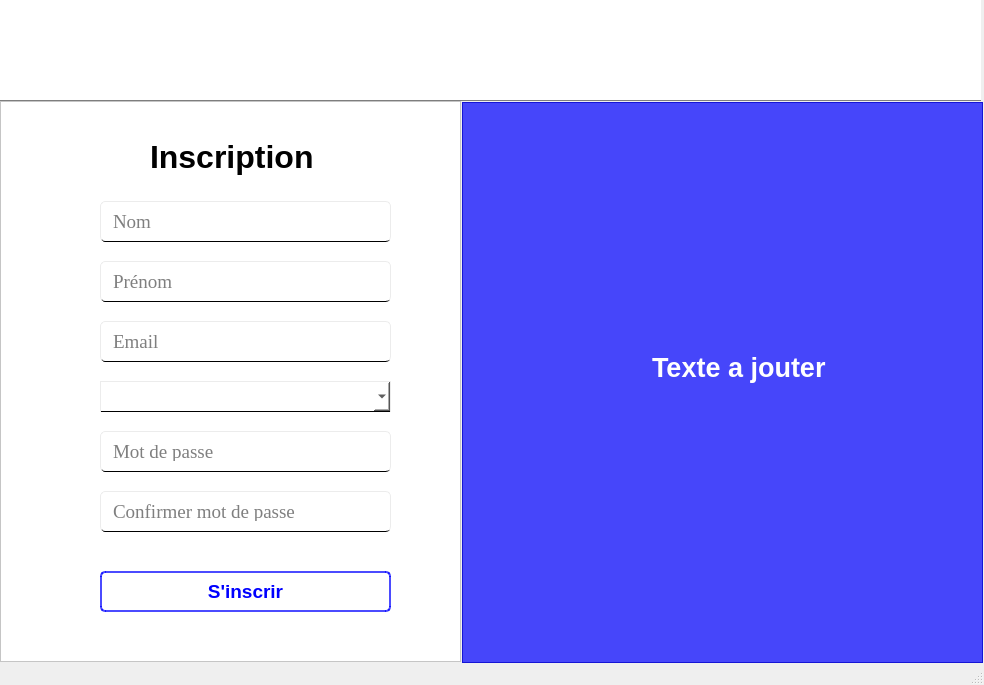
FranckyPopo/education, file UI/Etudiant/index.ui: the form before one commit.
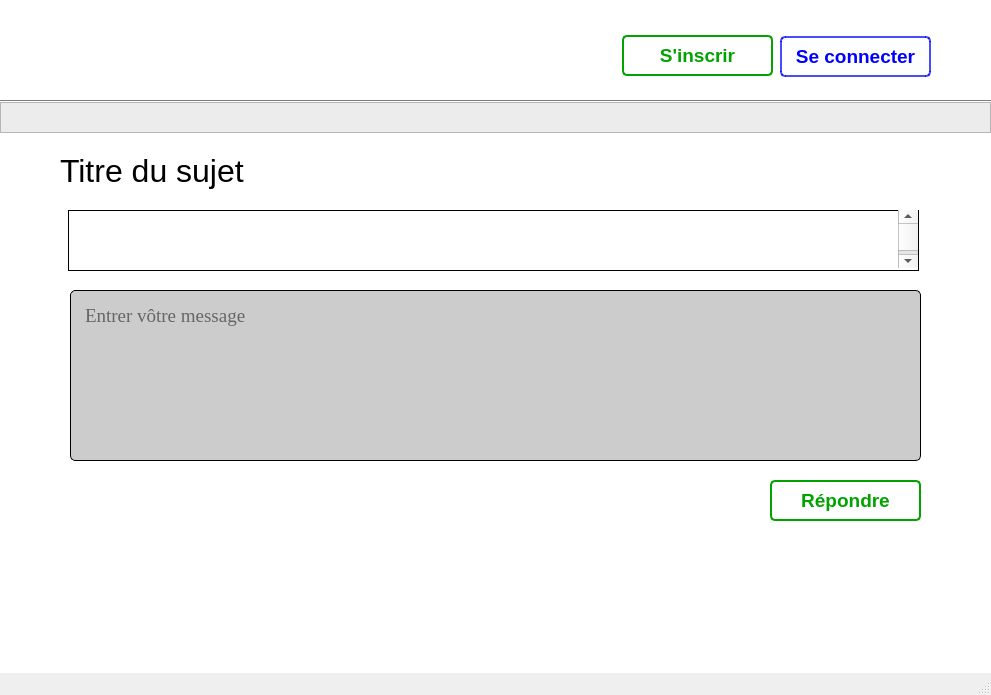
The form after the commit. The open tabs and pages were chosen to show the change. Icons and pictures are not drawn.

Diff of the .ui file:
```diff
--- a/UI/Etudiant/index.ui
+++ b/UI/Etudiant/index.ui
@@ -6,8 +6,8 @@
    <rect>
     <x>0</x>
     <y>0</y>
-    <width>984</width>
-    <height>685</height>
+    <width>991</width>
+    <height>695</height>
    </rect>
   </property>
   <property name="windowTitle">
@@ -24,7 +24,9 @@
      </rect>
     </property>
     <property name="styleSheet">
-     <string notr="true"/>
+     <string notr="true">QStackedWidget#stacked_widget_main{
+background-color: rgb(255, 255, 255);
+}</string>
     </property>
     <property name="currentIndex">
      <number>1</number>
@@ -713,6 +715,270 @@
       </widget>
      </widget>
     </widget>
+    <widget class="QWidget" name="clicked_subjet">
+     <widget class="QFrame" name="frame_nav_2">
+      <property name="geometry">
+       <rect>
+        <x>10</x>
+        <y>102</y>
+        <width>991</width>
+        <height>31</height>
+       </rect>
+      </property>
+      <property name="styleSheet">
+       <string notr="true">QFrame#frame_nav_2{
+background-color: rgb(236, 236, 236);
+}</string>
+      </property>
+      <property name="frameShape">
+       <enum>QFrame::StyledPanel</enum>
+      </property>
+      <property name="frameShadow">
+       <enum>QFrame::Raised</enum>
+      </property>
+     </widget>
+     <widget class="QFrame" name="frame_logo_5">
+      <property name="geometry">
+       <rect>
+        <x>10</x>
+        <y>0</y>
+        <width>991</width>
+        <height>101</height>
+       </rect>
+      </property>
+      <property name="styleSheet">
+       <string notr="true">QFrame#frame_logo_5{
+background-color: rgb(255, 255, 255);
+border: 1px solid rgb(126, 126, 126);
+border-top: 0px;
+border-left: 0px;
+border-right: 0px;
+}</string>
+      </property>
+      <property name="frameShape">
+       <enum>QFrame::StyledPanel</enum>
+      </property>
+      <property name="frameShadow">
+       <enum>QFrame::Raised</enum>
+      </property>
+      <widget class="QPushButton" name="bnt_connection_4">
+       <property name="geometry">
+        <rect>
+         <x>780</x>
+         <y>36</y>
+         <width>151</width>
+         <height>41</height>
+        </rect>
+       </property>
+       <property name="font">
+        <font>
+         <pointsize>14</pointsize>
+         <weight>75</weight>
+         <bold>true</bold>
+        </font>
+       </property>
+       <property name="cursor">
+        <cursorShape>PointingHandCursor</cursorShape>
+       </property>
+       <property name="styleSheet">
+        <string notr="true">QPushButton#bnt_connection_4 {
+background-color: rgb(255, 255, 255);
+border: 2px solid rgb(0, 0, 255, 180);
+border-radius: 5px;
+color: rgb(0, 0, 255);
+}
+
+QPushButton#bnt_connection_4::hover {
+background-color: rgb(0, 0, 255, 180);
+color: rgb(255, 255, 255);
+} </string>
+       </property>
+       <property name="text">
+        <string>Se connecter</string>
+       </property>
+      </widget>
+      <widget class="QLabel" name="logo_app_5">
+       <property name="geometry">
+        <rect>
+         <x>41</x>
+         <y>14</y>
+         <width>71</width>
+         <height>71</height>
+        </rect>
+       </property>
+       <property name="text">
+        <string/>
+       </property>
+       <property name="pixmap">
+        <pixmap>../../img/bulle-de-chat.png</pixmap>
+       </property>
+       <property name="scaledContents">
+        <bool>true</bool>
+       </property>
+      </widget>
+      <widget class="QPushButton" name="bnt_subcription_4">
+       <property name="geometry">
+        <rect>
+         <x>622</x>
+         <y>35</y>
+         <width>151</width>
+         <height>41</height>
+        </rect>
+       </property>
+       <property name="font">
+        <font>
+         <family>Arial</family>
+         <pointsize>14</pointsize>
+         <weight>75</weight>
+         <bold>true</bold>
+        </font>
+       </property>
+       <property name="cursor">
+        <cursorShape>PointingHandCursor</cursorShape>
+       </property>
+       <property name="styleSheet">
+        <string notr="true">QPushButton#bnt_subcription_4 {
+background-color: rgb(255, 255, 255);
+border: 2px solid rgb(2, 163, 0);
+border-radius: 5px;
+color: rgb(2, 163, 0);
+}
+
+QPushButton#bnt_subcription_4::hover {
+background-color: rgb(2, 163, 0);
+color: rgb(255, 255, 255);
+} </string>
+       </property>
+       <property name="text">
+        <string>S'inscrir</string>
+       </property>
+      </widget>
+     </widget>
+     <widget class="QLabel" name="label_4">
+      <property name="geometry">
+       <rect>
+        <x>70</x>
+        <y>150</y>
+        <width>191</width>
+        <height>41</height>
+       </rect>
+      </property>
+      <property name="font">
+       <font>
+        <family>Arial</family>
+        <pointsize>24</pointsize>
+       </font>
+      </property>
+      <property name="text">
+       <string>Titre du sujet</string>
+      </property>
+     </widget>
+     <widget class="QFrame" name="frame_container_discuss">
+      <property name="geometry">
+       <rect>
+        <x>78</x>
+        <y>210</y>
+        <width>851</width>
+        <height>61</height>
+       </rect>
+      </property>
+      <property name="styleSheet">
+       <string notr="true">QFrame#frame_container_discuss {
+border: 1px solid black;
+}</string>
+      </property>
+      <property name="frameShape">
+       <enum>QFrame::StyledPanel</enum>
+      </property>
+      <property name="frameShadow">
+       <enum>QFrame::Raised</enum>
+      </property>
+      <widget class="QScrollBar" name="verticalScrollBar_2">
+       <property name="geometry">
+        <rect>
+         <x>830</x>
+         <y>0</y>
+         <width>20</width>
+         <height>58</height>
+        </rect>
+       </property>
+       <property name="orientation">
+        <enum>Qt::Vertical</enum>
+       </property>
+      </widget>
+     </widget>
+     <widget class="QTextEdit" name="enter_reply">
+      <property name="geometry">
+       <rect>
+        <x>80</x>
+        <y>290</y>
+        <width>851</width>
+        <height>171</height>
+       </rect>
+      </property>
+      <property name="font">
+       <font>
+        <family>Times New Roman</family>
+        <pointsize>14</pointsize>
+       </font>
+      </property>
+      <property name="cursor" stdset="0">
+       <cursorShape>IBeamCursor</cursorShape>
+      </property>
+      <property name="styleSheet">
+       <string notr="true">QTextEdit#enter_reply {
+background-color: rgb(204, 204, 204);
+border: 1px solid black;
+border-radius: 5px;
+padding: 10px;
+}
+
+QTextEdit#enter_reply::hover {
+background-color: rgb(236, 236, 236);
+}</string>
+      </property>
+      <property name="placeholderText">
+       <string>Entrer vôtre message</string>
+      </property>
+     </widget>
+     <widget class="QPushButton" name="bnt_reply">
+      <property name="geometry">
+       <rect>
+        <x>780</x>
+        <y>480</y>
+        <width>151</width>
+        <height>41</height>
+       </rect>
+      </property>
+      <property name="font">
+       <font>
+        <family>Arial</family>
+        <pointsize>14</pointsize>
+        <weight>75</weight>
+        <bold>true</bold>
+       </font>
+      </property>
+      <property name="cursor">
+       <cursorShape>PointingHandCursor</cursorShape>
+      </property>
+      <property name="styleSheet">
+       <string notr="true">QPushButton#bnt_reply {
+background-color: rgb(255, 255, 255);
+border: 2px solid rgb(2, 163, 0);
+border-radius: 5px;
+color: rgb(2, 163, 0);
+}
+
+QPushButton#bnt_reply::hover {
+background-color: rgb(2, 163, 0);
+color: rgb(255, 255, 255);
+} </string>
+      </property>
+      <property name="text">
+       <string>Répondre</string>
+      </property>
+     </widget>
+    </widget>
     <widget class="QWidget" name="page_subcription">
      <widget class="QFrame" name="frame_logo_2">
       <property name="geometry">
```
Left out of the diff: 246 changed lines with no effect on the pictures.
